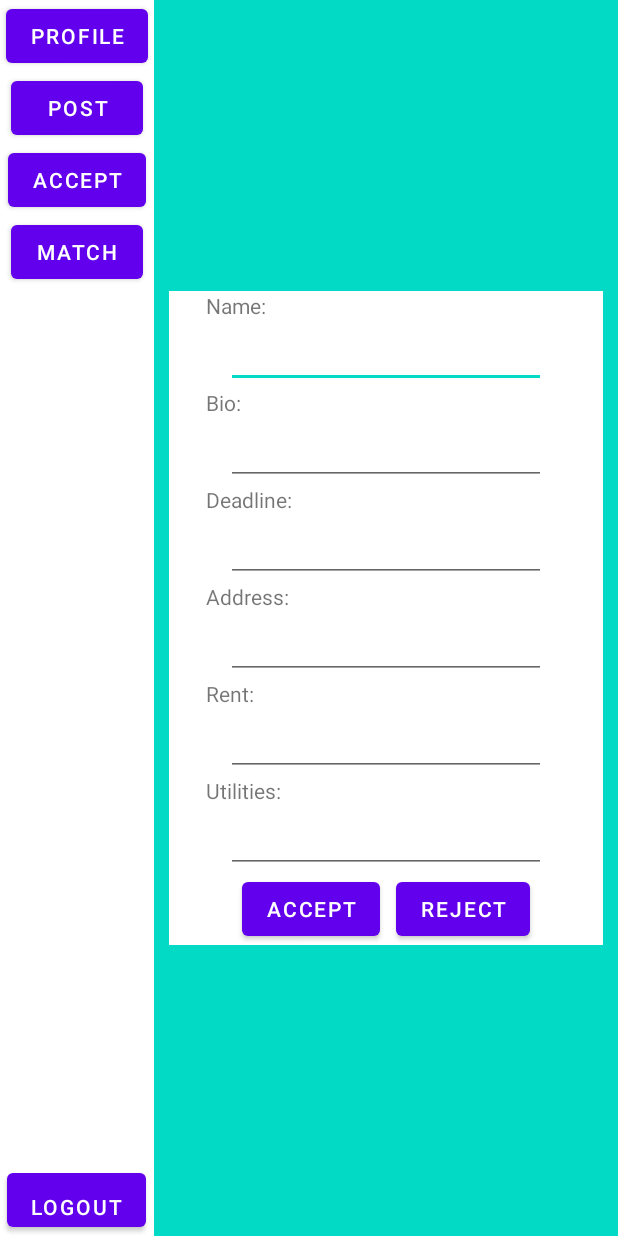
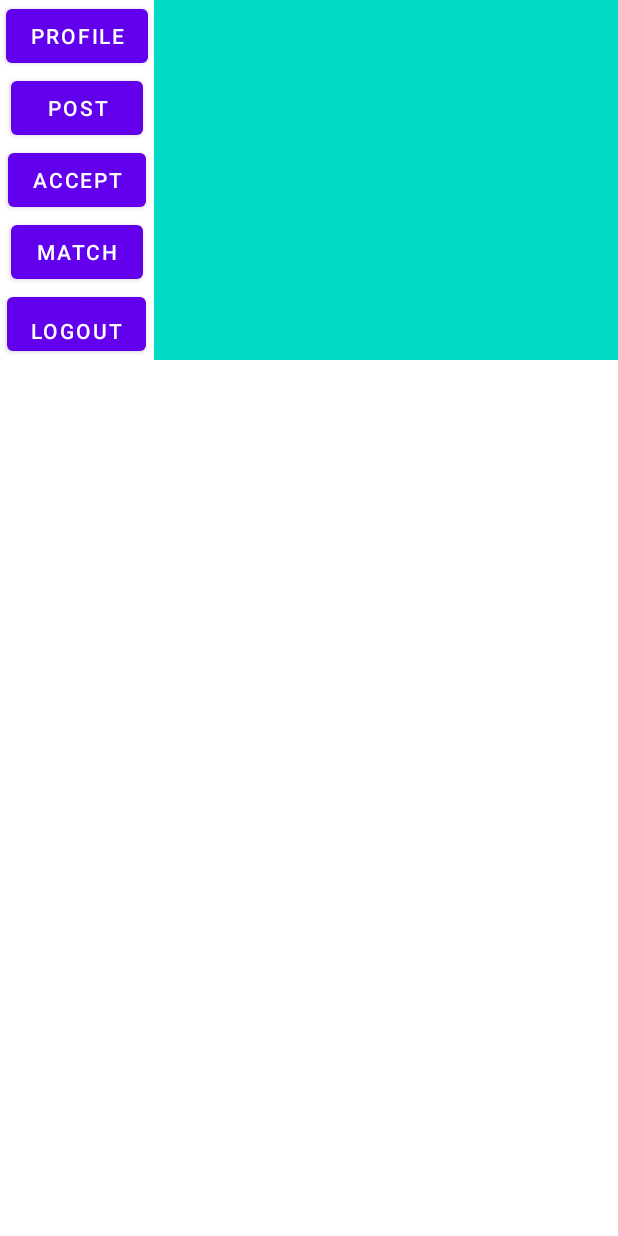
Before and after one commit to cyoulim/CSCI310_final_project, an Android app: the layout activity_accepted.xml on its own in the app's theme, with its tools: preview values and no code run, on a phone screen of 412 x 824 dp. Run offline under Robolectric (Android 15) with nearby library versions, the phone set to English and light mode, and no system bars.

Commit message:
half way

```diff
--- a/app/src/main/AndroidManifest.xml
+++ b/app/src/main/AndroidManifest.xml
@@ -22,6 +22,9 @@
                 <category android:name="android.intent.category.LAUNCHER" />
             </intent-filter>
         </activity>
+        <activity android:name=".Accepted"
+            android:label="CS310_final_project">
+        </activity>
     </application>
 
 </manifest>
--- a/app/src/main/res/layout/activity_accepted.xml
+++ b/app/src/main/res/layout/activity_accepted.xml
@@ -1,10 +1,11 @@
 <?xml version="1.0" encoding="utf-8"?>
-<androidx.constraintlayout.widget.ConstraintLayout xmlns:android="http://schemas.android.com/apk/res/android"
+
+<ScrollView xmlns:android="http://schemas.android.com/apk/res/android"
     xmlns:app="http://schemas.android.com/apk/res-auto"
     xmlns:tools="http://schemas.android.com/tools"
     android:layout_width="match_parent"
     android:layout_height="match_parent"
-    tools:context=".MainActivity">
+    tools:context=".Accepted">
 
     <LinearLayout
         app:layout_constraintTop_toBottomOf="@id/content"
@@ -72,128 +73,9 @@
             android:background="@color/teal_200"
             android:gravity="center">
 
-            <ScrollView
-                android:layout_width="fill_parent"
-                android:layout_height="wrap_content">
 
-            <LinearLayout
-                app:layout_constraintStart_toStartOf="@id/linearlayout02"
-                android:layout_alignParentRight="true"
-                android:id="@+id/linearlayout03"
-                android:layout_width="fill_parent"
-                android:layout_height="fill_parent"
-                android:layout_margin="10dp"
-                android:layout_weight="3"
-                android:orientation="vertical"
-                android:background="@color/white"
-                android:gravity="center">
-
-                <TextView android:id="@+id/text1"
-                    android:layout_width="wrap_content"
-                    android:layout_height="wrap_content"
-                    android:ems="15"
-                    android:text="Name:" />
-                <EditText
-                    android:id="@+id/editTextName"
-                    android:layout_width="wrap_content"
-                    android:layout_height="wrap_content"
-                    android:ems="10"
-                    android:inputType="textPersonName"
-                    android:text="" />
-
-                <TextView android:id="@+id/text2"
-                    android:layout_width="wrap_content"
-                    android:layout_height="wrap_content"
-                    android:ems="15"
-                    android:text="Bio:" />
-                <EditText
-                    android:id="@+id/editTextBio"
-                    android:layout_width="wrap_content"
-                    android:layout_height="wrap_content"
-                    android:ems="10"
-                    android:inputType="textPersonName"
-                    android:text="" />
-
-                <TextView android:id="@+id/text3"
-                    android:layout_width="wrap_content"
-                    android:layout_height="wrap_content"
-                    android:ems="15"
-                    android:text="Deadline:" />
-                <EditText
-                    android:id="@+id/editTextDeadline"
-                    android:layout_width="wrap_content"
-                    android:layout_height="wrap_content"
-                    android:ems="10"
-                    android:inputType="textPersonName"
-                    android:text="" />
-
-                <TextView android:id="@+id/text4"
-                    android:layout_width="wrap_content"
-                    android:layout_height="wrap_content"
-                    android:ems="15"
-                    android:text="Address:" />
-                <EditText
-                    android:id="@+id/editTextAddress"
-                    android:layout_width="wrap_content"
-                    android:layout_height="wrap_content"
-                    android:ems="10"
-                    android:inputType="textPersonName"
-                    android:text="" />
-
-                <TextView android:id="@+id/text5"
-                    android:layout_width="wrap_content"
-                    android:layout_height="wrap_content"
-                    android:ems="15"
-                    android:text="Rent:" />
-                <EditText
-                    android:id="@+id/editTextRent"
-                    android:layout_width="wrap_content"
-                    android:layout_height="wrap_content"
-                    android:ems="10"
-                    android:inputType="textPersonName"
-                    android:text="" />
-
-                <TextView android:id="@+id/text6"
-                    android:layout_width="wrap_content"
-                    android:layout_height="wrap_content"
-                    android:ems="15"
-                    android:text="Utilities:" />
-                <EditText
-                    android:id="@+id/editTextUtilities"
-                    android:layout_width="wrap_content"
-                    android:layout_height="wrap_content"
-                    android:ems="10"
-                    android:inputType="textPersonName"
-                    android:text="" />
-
-                <LinearLayout
-                    android:id="@+id/linearLayout1"
-                    android:layout_width="wrap_content"
-                    android:layout_height="wrap_content"
-                    android:layout_alignParentLeft="true"
-                    android:layout_alignParentTop="true"
-                    android:orientation="horizontal" >
-
-                    <Button
-                        android:id="@+id/buttonAccept"
-                        android:layout_width="fill_parent"
-                        android:layout_height="wrap_content"
-                        android:layout_marginLeft="10dp"
-                        android:layout_marginRight="5dp"
-                        android:text="Accept" />
-
-                    <Button
-                        android:id="@+id/buttonReject"
-                        android:layout_width="fill_parent"
-                        android:layout_height="wrap_content"
-                        android:layout_marginLeft="5dp"
-                        android:layout_marginRight="10dp"
-                        android:text="Reject" />
-                </LinearLayout>
-            </LinearLayout>
-            </ScrollView>
         </LinearLayout>
 
     </LinearLayout>
 
-</androidx.constraintlayout.widget.ConstraintLayout>
+</ScrollView>
```
Also changed, not shown: app/src/main/java/com/example/csci310_final_project/Accepted.java (added, +58 -0 lines), app/src/main/java/com/example/csci310_final_project/MainActivity.java (+12 -28 lines), app/src/main/res/layout/post_layout.xml (added, +115 -0 lines).
